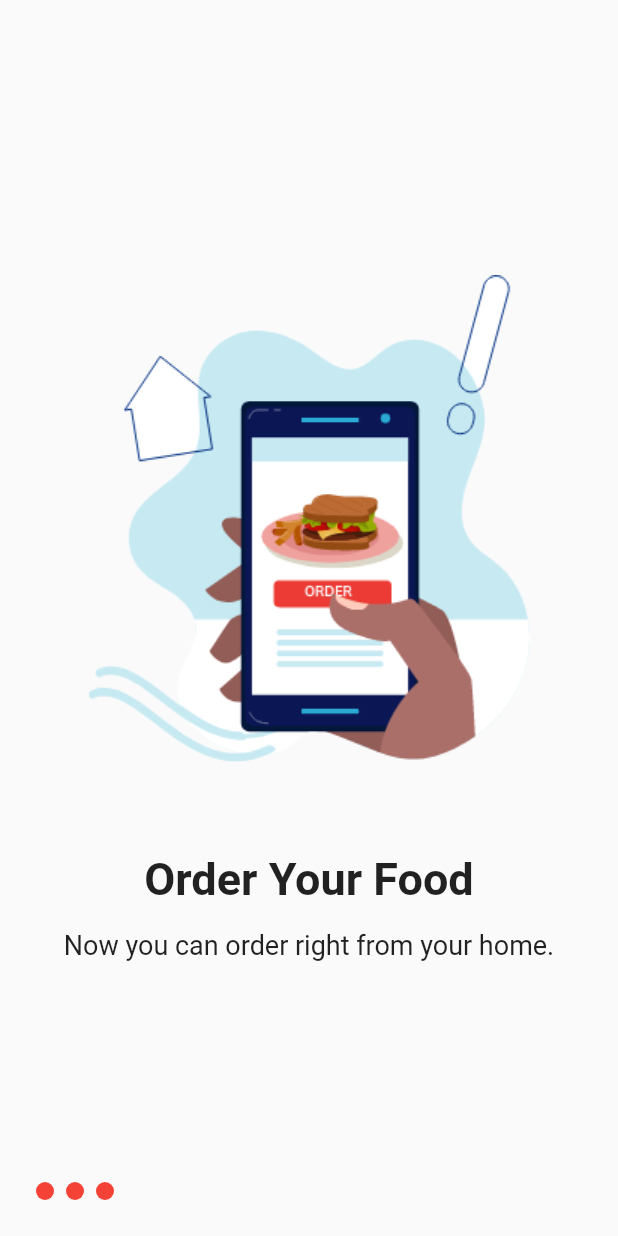
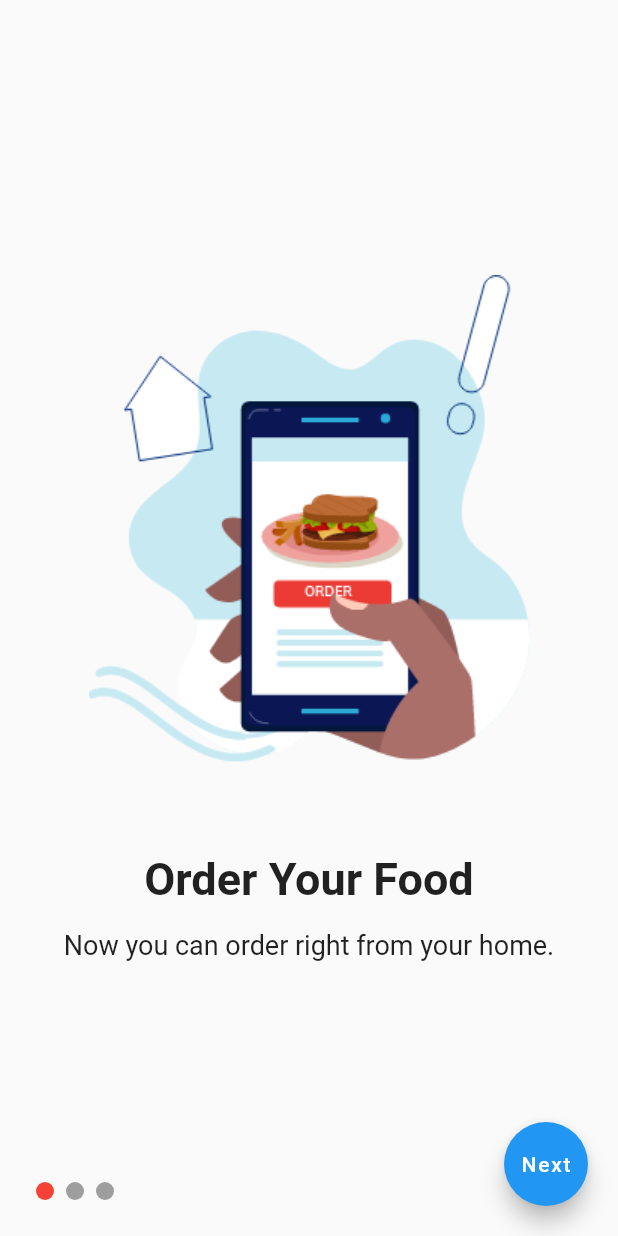
Before and after one commit to ilutsav/onboarding_demo, a Flutter app: the screen it shows after launch, on a phone screen of 412 x 824 dp. Run offline on Flutter 3.47's test engine with Material 2 defaults, Android fonts, the phone set to English and light mode, and no system bars; our stand-ins replace get.

Commit message:
onboarding completed

```diff
--- a/lib/controllers/onboarding_controller.dart
+++ b/lib/controllers/onboarding_controller.dart
@@ -1,6 +1,28 @@
+import 'package:flutter/material.dart';
 import 'package:onboarding_demo/models/onboarding_info.dart';
+import 'package:get/state_manager.dart';
+import 'package:get/get_utils/get_utils.dart';
+import 'package:onboarding_demo/views/homepage.dart';
+import 'package:get/get.dart';
 
-class OnBoardingController {
+class OnBoardingController extends GetxController {
+  var selectedPageIndex = 0.obs;
+  bool get isLastPage => selectedPageIndex.value == onboardingPage.length - 1;
+  late PageController pageController;
+
+  OnBoardingController() {
+    pageController = PageController();
+  }
+
+  forwardAction() {
+    if (isLastPage) {
+      //go to home page
+      Get.to(HomePage());
+    } else {
+      pageController.nextPage(duration: 300.milliseconds, curve: Curves.ease);
+    }
+  }
+
   List<OnBoardingInfo> onboardingPage = [
     OnBoardingInfo('assetss/order.png', 'Order Your Food',
         'Now you can order right from your home.'),
--- a/lib/main.dart
+++ b/lib/main.dart
@@ -1,5 +1,6 @@
 import 'package:flutter/material.dart';
 import 'package:onboarding_demo/views/onboarding_page.dart';
+import 'package:get/get.dart';
 
 void main() {
   runApp(const MyApp());
@@ -10,7 +11,8 @@ class MyApp extends StatelessWidget {
 
   @override
   Widget build(BuildContext context) {
-    return MaterialApp(
+    return GetMaterialApp(
+        debugShowCheckedModeBanner: false,
         title: 'Flutter Demo',
         theme: ThemeData(
           primarySwatch: Colors.blue,
--- a/lib/views/onboarding_page.dart
+++ b/lib/views/onboarding_page.dart
@@ -1,8 +1,9 @@
 import 'package:flutter/material.dart';
 import 'package:onboarding_demo/controllers/onboarding_controller.dart';
+import 'package:get/get_state_manager/get_state_manager.dart';
 
 class OnBoardingPage extends StatelessWidget {
-  final OnBoardingController controller = OnBoardingController();
+  final OnBoardingController _controller = OnBoardingController();
   OnBoardingPage({Key? key}) : super(key: key);
 
   @override
@@ -12,7 +13,9 @@ class OnBoardingPage extends StatelessWidget {
         child: Stack(
           children: [
             PageView.builder(
-                itemCount: controller.onboardingPage.length,
+                controller: _controller.pageController,
+                onPageChanged: _controller.selectedPageIndex,
+                itemCount: _controller.onboardingPage.length,
                 itemBuilder: (context, index) {
                   return Container(
                     child: Padding(
@@ -22,17 +25,17 @@ class OnBoardingPage extends StatelessWidget {
                         crossAxisAlignment: CrossAxisAlignment.center,
                         children: [
                           Image.asset(
-                              controller.onboardingPage[index].imageAsset),
+                              _controller.onboardingPage[index].imageAsset),
                           const SizedBox(height: 60),
                           Text(
-                            controller.onboardingPage[index].title,
+                            _controller.onboardingPage[index].title,
                             textAlign: TextAlign.center,
                             style: const TextStyle(
                                 fontWeight: FontWeight.bold, fontSize: 30),
                           ),
                           const SizedBox(height: 16),
                           Text(
-                            controller.onboardingPage[index].description,
+                            _controller.onboardingPage[index].description,
                             textAlign: TextAlign.center,
                             style: const TextStyle(fontSize: 18),
                           ),
@@ -46,16 +49,33 @@ class OnBoardingPage extends StatelessWidget {
               left: 20,
               child: Row(
                 children: List.generate(
-                    controller.onboardingPage.length,
-                    (index) => Container(
-                          margin: EdgeInsets.all(4),
-                          height: 12,
-                          width: 12,
-                          decoration: BoxDecoration(
-                              shape: BoxShape.circle, color: Colors.red),
-                        )),
+                    _controller.onboardingPage.length,
+                    (index) => Obx(() {
+                          return Container(
+                            margin: EdgeInsets.all(4),
+                            height: 12,
+                            width: 12,
+                            decoration: BoxDecoration(
+                                shape: BoxShape.circle,
+                                color:
+                                    _controller.selectedPageIndex.value == index
+                                        ? Colors.red
+                                        : Colors.grey),
+                          );
+                        })),
               ),
-            )
+            ),
+            Positioned(
+                child: FloatingActionButton(
+                  onPressed: () {
+                    _controller.forwardAction();
+                  },
+                  child: Obx(() {
+                    return Text(_controller.isLastPage ? "Start" : "Next");
+                  }),
+                ),
+                bottom: 20,
+                right: 20)
           ],
         ),
       ),
--- a/pubspec.yaml
+++ b/pubspec.yaml
@@ -37,6 +37,7 @@ dependencies:
   cupertino_icons: ^1.0.2
 
 dev_dependencies:
+  get: ^4.1.4
   flutter_test:
     sdk: flutter
 
```
Also changed, not shown: lib/views/homepage.dart (added, +18 -0 lines), pubspec.lock.
